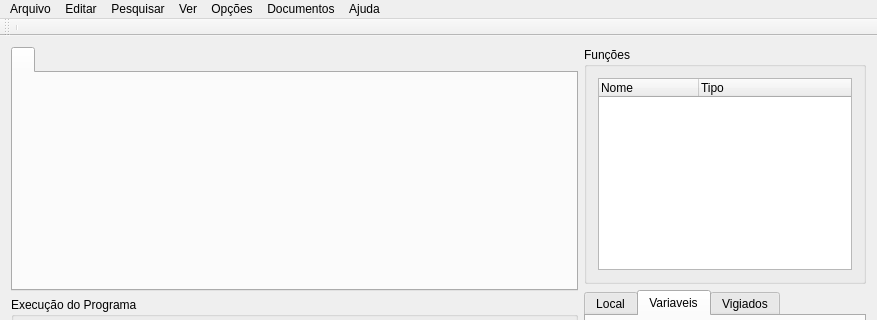
Old version of the form ide.ui in the repository brlebtag/cafezinho-ide; both pictures show x 0 to 877 and y 0 to 320 of the 877 by 567 pixel window.
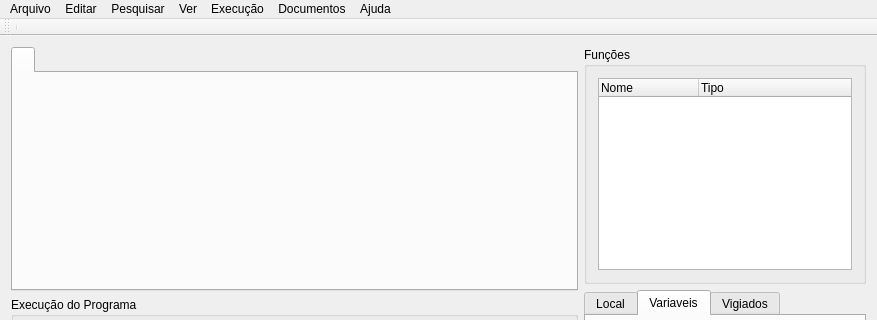
New version of the form.

Commit message: Preparando para implementar ajustes e configurações... ainda em teste...

The edit to the form file:
```diff
--- a/ide.ui
+++ b/ide.ui
@@ -250,7 +250,7 @@
    </widget>
    <widget class="QMenu" name="menuOpcoes">
     <property name="title">
-     <string>Opções</string>
+     <string>Execução</string>
     </property>
     <widget class="QMenu" name="menuDebugger">
      <property name="title">
```
Left out of the diff: 21 changed lines with no effect on the pictures.
